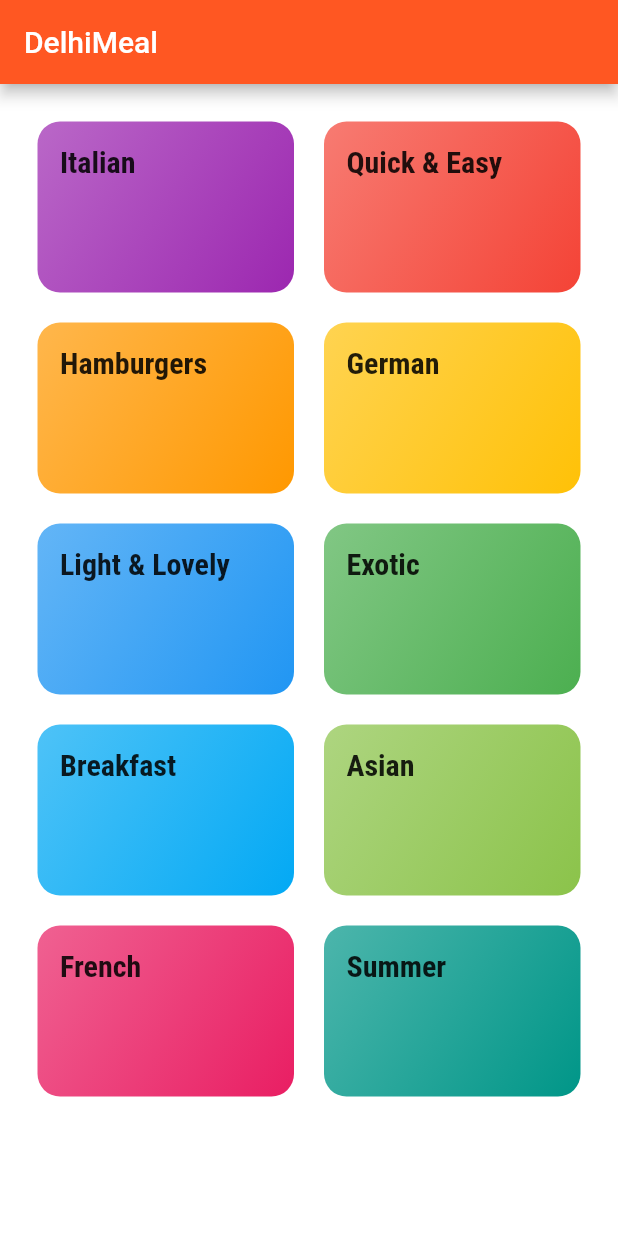
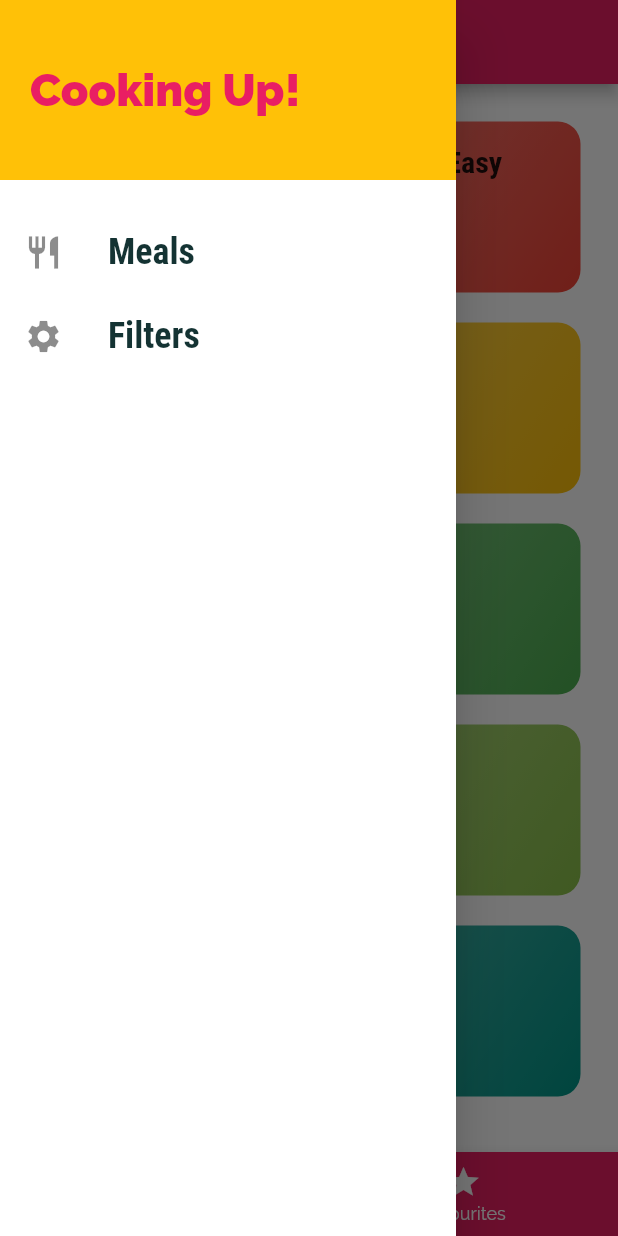
Before and after one commit to STORMPEGASUS/food-app, a Flutter app: the screen it shows after launch, with the side drawer open (before the commit the screen has no drawer), on a phone screen of 412 x 824 dp. Run offline on Flutter 3.47's test engine with Material 2 defaults, Android fonts, the phone set to English and light mode, and no system bars.

Commit message:
tab added with pop feature

```diff
--- a/lib/main.dart
+++ b/lib/main.dart
@@ -1,5 +1,7 @@
 import 'package:flutter/material.dart';
+import 'package:flutter_complete_guide/screens/filter_screen.dart';
 import 'package:flutter_complete_guide/screens/meal_detail_screen.dart';
+import 'package:flutter_complete_guide/screens/tabs_screen.dart';
 
 import 'screens/categories_screen.dart';
 import 'screens/category_meal_screen.dart';
@@ -12,7 +14,7 @@ class MyApp extends StatelessWidget {
     return MaterialApp(
       title: 'DeliMeals',
       theme: ThemeData(
-        primarySwatch: Colors.deepOrange,
+        primarySwatch: Colors.pink,
         accentColor: Colors.amber,
         canvasColor: Color.fromARGB(255, 255, 255, 255),
         fontFamily: 'Raleway',
@@ -30,10 +32,13 @@ class MyApp extends StatelessWidget {
               ),
             ),
       ),
-      home: CategoriesScreen(),
+      // home: tabscreen(),
+      initialRoute: '/',
       routes: {
+        '/': (ctx) => tabscreen(),
         CategoryMealScreen.routename: (context) => CategoryMealScreen(),
         MealdetailScreen.routename: (context) => MealdetailScreen(),
+        filterscreen.routename: (context) => filterscreen(),
       },
       onUnknownRoute: (settings) {
         return MaterialPageRoute(
--- a/lib/screens/categories_screen.dart
+++ b/lib/screens/categories_screen.dart
@@ -5,11 +5,7 @@ import '../widgets/category_item.dart';
 class CategoriesScreen extends StatelessWidget {
   @override
   Widget build(BuildContext context) {
-    return Scaffold(
-      appBar: AppBar(
-        title: const Text('DelhiMeal'),
-      ),
-      body: GridView(
+    return GridView(
       padding: const EdgeInsets.all(25),
       children: DUMMY_CATEGORIES
           .map(
@@ -26,7 +22,6 @@ class CategoriesScreen extends StatelessWidget {
         crossAxisSpacing: 20,
         mainAxisSpacing: 20,
       ),
-      ),
     );
   }
 }
--- /dev/null
+++ b/lib/screens/favourites_screen.dart
@@ -0,0 +1,14 @@
+import 'package:flutter/material.dart';
+
+class FavouriteScreen extends StatelessWidget {
+  const FavouriteScreen({Key key}) : super(key: key);
+
+  @override
+  Widget build(BuildContext context) {
+    return Center(
+      child: Container(
+        child: Text('this is your favourite section'),
+      ),
+    );
+  }
+}
--- /dev/null
+++ b/lib/screens/filter_screen.dart
@@ -0,0 +1,23 @@
+import 'package:flutter/material.dart';
+import 'package:flutter_complete_guide/widgets/main_drawer.dart';
+
+class filterscreen extends StatelessWidget {
+  static const routename = '/filter';
+
+  @override
+  Widget build(BuildContext context) {
+    return Scaffold(
+      appBar: AppBar(
+        title: Text(
+          'Your Filters',
+        ),
+      ),
+      drawer: Maindrawer(),
+      body: Center(
+        child: Text(
+          'my filters!!',
+        ),
+      ),
+    );
+  }
+}
--- a/lib/screens/tabs_screen.dart
+++ b/lib/screens/tabs_screen.dart
@@ -1,4 +1,9 @@
+// ignore_for_file: deprecated_member_use
+
 import 'package:flutter/material.dart';
+import 'package:flutter_complete_guide/screens/categories_screen.dart';
+import 'package:flutter_complete_guide/screens/favourites_screen.dart';
+import 'package:flutter_complete_guide/widgets/main_drawer.dart';
 
 class tabscreen extends StatefulWidget {
   @override
@@ -6,8 +11,46 @@ class tabscreen extends StatefulWidget {
 }
 
 class _tabscreenState extends State<tabscreen> {
+  final List<Map<String, Object>> _pages = [
+    {
+      'title': 'Categories',
+      'page': CategoriesScreen(),
+    },
+    {
+      'title': 'Your Favourite',
+      'page': FavouriteScreen(),
+    },
+  ];
+  int _selectpageindex = 0;
+
+  void _selectpage(int index) {
+    setState(() {
+      _selectpageindex = index;
+    });
+  }
+
   @override
   Widget build(BuildContext context) {
-    return Container();
+    return Scaffold(
+      appBar: AppBar(
+        title: Text(
+          _pages[_selectpageindex]['title'],
+        ),
+      ),
+      drawer:Maindrawer(),
+      body: _pages[_selectpageindex]['page'],
+      bottomNavigationBar: BottomNavigationBar(
+        onTap: _selectpage,
+        backgroundColor: Theme.of(context).primaryColor,
+        unselectedItemColor: Colors.white,
+        selectedItemColor: Theme.of(context).accentColor,
+        currentIndex: _selectpageindex,
+        items: [
+          BottomNavigationBarItem(
+              icon: Icon(Icons.category), label: 'Categories'),
+          BottomNavigationBarItem(icon: Icon(Icons.star), label: 'Favourites'),
+        ],
+      ),
+    );
   }
 }
--- /dev/null
+++ b/lib/widgets/main_drawer.dart
@@ -0,0 +1,64 @@
+import 'package:flutter/material.dart';
+import 'package:flutter_complete_guide/screens/filter_screen.dart';
+
+class Maindrawer extends StatelessWidget {
+  Widget buildListtile(String title, IconData icon, Function taphandler) {
+    return ListTile(
+      leading: Icon(
+        icon,
+        size: 26,
+      ),
+      title: Text(
+        title,
+        style: TextStyle(
+          fontFamily: 'RobotoCondensed',
+          fontSize: 24,
+          fontWeight: FontWeight.bold,
+        ),
+      ),
+      onTap: taphandler,
+    );
+  }
+
+  @override
+  Widget build(BuildContext context) {
+    return Drawer(
+      child: Column(
+        children: <Widget>[
+          Container(
+            height: 120,
+            width: double.infinity,
+            padding: EdgeInsets.all(20),
+            alignment: Alignment.centerLeft,
+            color: Theme.of(context).accentColor,
+            child: Text(
+              'Cooking Up!',
+              style: TextStyle(
+                fontWeight: FontWeight.w900,
+                fontSize: 30,
+                color: Theme.of(context).primaryColor,
+              ),
+            ),
+          ),
+          SizedBox(
+            height: 20,
+          ),
+          buildListtile(
+            'Meals',
+            Icons.restaurant,
+            () {
+              Navigator.of(context).pushReplacementNamed('/');
+            },
+          ),
+          buildListtile(
+            'Filters',
+            Icons.settings,
+            () {
+              Navigator.of(context).pushReplacementNamed(filterscreen.routename);
+            },
+          ),
+        ],
+      ),
+    );
+  }
+}
```
Lines whose indentation alone changed are shown as unchanged.
